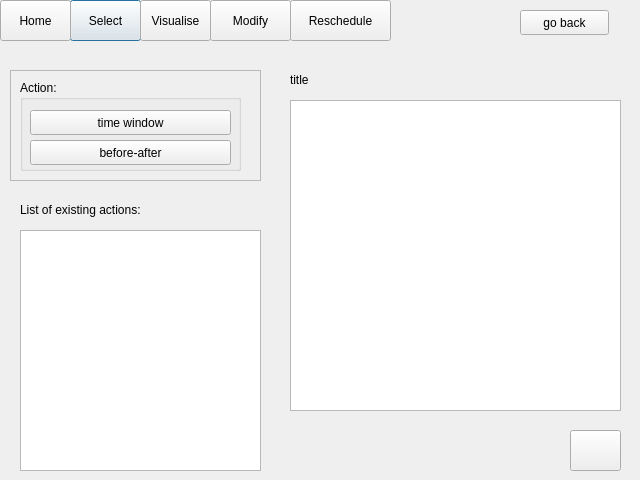
Above: rescheduleaction.ui from ariannabettin/FYPArianna before the change. Below: the same form after it.
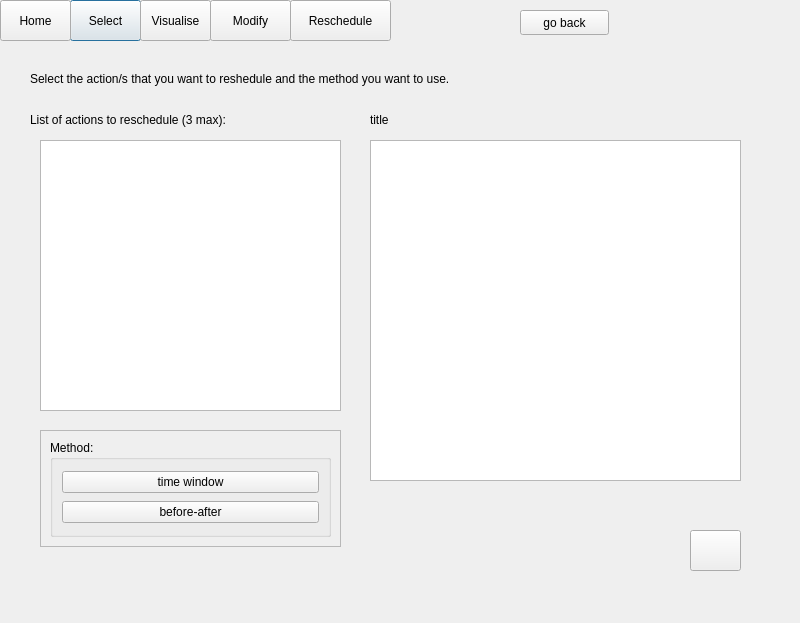
That is the form after the change.

```diff
--- a/rescheduleaction.ui
+++ b/rescheduleaction.ui
@@ -6,8 +6,8 @@
    <rect>
     <x>0</x>
     <y>0</y>
-    <width>640</width>
-    <height>480</height>
+    <width>800</width>
+    <height>623</height>
    </rect>
   </property>
   <property name="windowTitle">
@@ -58,9 +58,9 @@
   <widget class="QLabel" name="title_label">
    <property name="geometry">
     <rect>
-     <x>290</x>
-     <y>70</y>
-     <width>331</width>
+     <x>370</x>
+     <y>110</y>
+     <width>371</width>
      <height>20</height>
     </rect>
    </property>
@@ -84,10 +84,10 @@
   <widget class="QFrame" name="frame">
    <property name="geometry">
     <rect>
-     <x>10</x>
-     <y>70</y>
-     <width>251</width>
-     <height>111</height>
+     <x>40</x>
+     <y>430</y>
+     <width>301</width>
+     <height>117</height>
     </rect>
    </property>
    <property name="frameShape">
@@ -96,45 +96,31 @@
    <property name="frameShadow">
     <enum>QFrame::Raised</enum>
    </property>
+   <layout class="QVBoxLayout" name="verticalLayout_2">
+    <item>
    <widget class="QGroupBox" name="groupBox">
-    <property name="geometry">
-     <rect>
-      <x>10</x>
-      <y>10</y>
-      <width>221</width>
-      <height>91</height>
-     </rect>
-    </property>
     <property name="title">
-     <string>Action:</string>
-    </property>
+       <string>Method:</string>
+      </property>
+      <layout class="QVBoxLayout" name="verticalLayout">
+       <item>
     <widget class="QPushButton" name="timeWindow">
-     <property name="geometry">
-      <rect>
-       <x>10</x>
-       <y>30</y>
-       <width>201</width>
-       <height>25</height>
-      </rect>
-     </property>
      <property name="text">
       <string>time window</string>
      </property>
     </widget>
+       </item>
+       <item>
     <widget class="QPushButton" name="BAButton">
-     <property name="geometry">
-      <rect>
-       <x>10</x>
-       <y>60</y>
-       <width>201</width>
-       <height>25</height>
-      </rect>
-     </property>
      <property name="text">
       <string>before-after</string>
      </property>
     </widget>
-   </widget>
+       </item>
+      </layout>
+     </widget>
+    </item>
+   </layout>
   </widget>
   <widget class="QPushButton" name="modifyButton">
    <property name="geometry">
@@ -152,41 +138,41 @@
   <widget class="QListWidget" name="list">
    <property name="geometry">
     <rect>
-     <x>20</x>
-     <y>230</y>
-     <width>241</width>
-     <height>241</height>
+     <x>40</x>
+     <y>140</y>
+     <width>301</width>
+     <height>271</height>
     </rect>
    </property>
   </widget>
   <widget class="QLabel" name="label">
    <property name="geometry">
     <rect>
-     <x>20</x>
-     <y>200</y>
-     <width>181</width>
+     <x>30</x>
+     <y>110</y>
+     <width>321</width>
      <height>20</height>
     </rect>
    </property>
    <property name="text">
-    <string>List of existing actions:</string>
+    <string>List of actions to reschedule (3 max):</string>
    </property>
   </widget>
   <widget class="QTextEdit" name="planArea">
    <property name="geometry">
     <rect>
-     <x>290</x>
-     <y>100</y>
-     <width>331</width>
-     <height>311</height>
+     <x>370</x>
+     <y>140</y>
+     <width>371</width>
+     <height>341</height>
     </rect>
    </property>
   </widget>
   <widget class="QPushButton" name="reschButton">
    <property name="geometry">
     <rect>
-     <x>570</x>
-     <y>430</y>
+     <x>690</x>
+     <y>530</y>
      <width>51</width>
      <height>41</height>
     </rect>
@@ -208,6 +194,19 @@
     <string>go back</string>
    </property>
   </widget>
+  <widget class="QLabel" name="label_2">
+   <property name="geometry">
+    <rect>
+     <x>30</x>
+     <y>70</y>
+     <width>611</width>
+     <height>17</height>
+    </rect>
+   </property>
+   <property name="text">
+    <string>Select the action/s that you want to reshedule and the method you want to use.</string>
+   </property>
+  </widget>
   <zorder>modifyButton</zorder>
   <zorder>selectButton</zorder>
   <zorder>homeButton</zorder>
```
Left out of the diff: 1 changed line with no effect on the pictures. Lines whose indentation alone changed are shown as unchanged.
